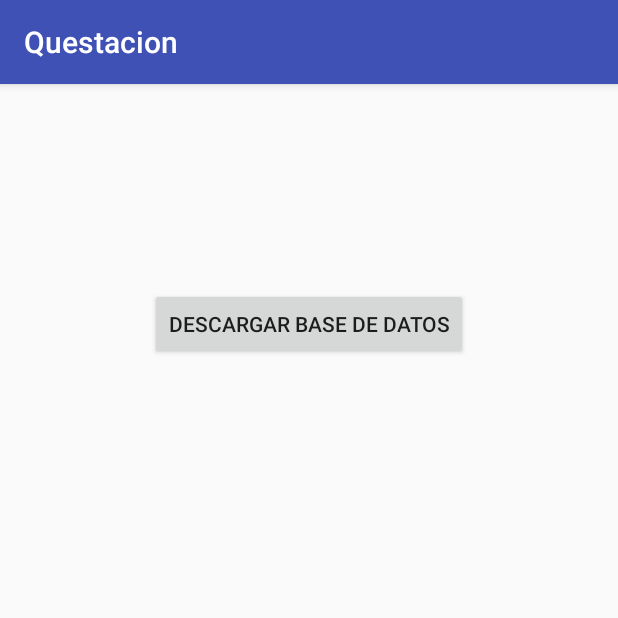
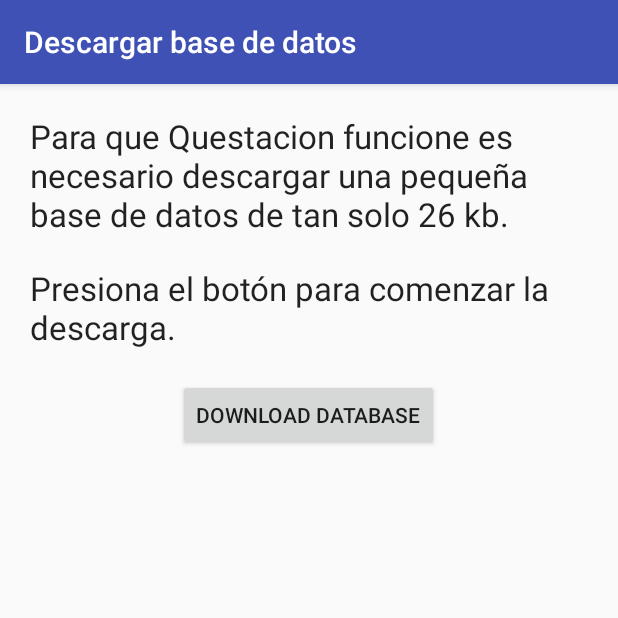
Before and after one commit to fferegrino/questacion, an Android app: the screen it shows after launch (MainActivity before the commit, DownloadDatabaseActivity after it), on a phone screen of 412 x 824 dp, the top half of it. Run offline under Robolectric (Android 15) with nearby library versions, the phone set to English and light mode, and no system bars.

Commit message:
Download database file.

```diff
--- a/code/app/src/main/AndroidManifest.xml
+++ b/code/app/src/main/AndroidManifest.xml
@@ -20,6 +20,7 @@
                 <category android:name="android.intent.category.LAUNCHER" />
             </intent-filter>
         </activity>
+        <activity android:name=".DownloadDatabaseActivity" android:label="Descargar base de datos"></activity>
     </application>
 
 </manifest>
--- /dev/null
+++ b/code/app/src/main/java/silo/thatcsharpguy/com/questacion/DownloadDatabaseActivity.java
@@ -0,0 +1,38 @@
+package silo.thatcsharpguy.com.questacion;
+
+import android.*;
+import android.os.Bundle;
+import android.os.PersistableBundle;
+import android.support.v7.app.AppCompatActivity;
+import android.view.View;
+import android.widget.Button;
+import android.widget.ProgressBar;
+
+import silo.thatcsharpguy.com.questacion.services.DownloadTask;
+
+/**
+ * Created by anton on 8/25/2016.
+ */
+public class DownloadDatabaseActivity extends AppCompatActivity {
+
+    @Override
+    public void onCreate(Bundle savedInstanceState) {
+        super.onCreate(savedInstanceState);
+        setContentView(R.layout.download_database);
+
+        Button startDatabaseDownloadButton = (Button) findViewById(R.id.startDatabaseDownloadButton);
+        final ProgressBar databaseDownloadProgress = (ProgressBar)findViewById(R.id.databaseDownloadProgress);
+
+        startDatabaseDownloadButton.setOnClickListener(new View.OnClickListener() {
+            @Override
+            public void onClick(View v) {
+                final DownloadTask downloadTask = new DownloadTask(DownloadDatabaseActivity.this);
+
+                downloadTask.setProgressBar(databaseDownloadProgress);
+
+                downloadTask.execute();
+            }
+        });
+
+    }
+}
--- a/code/app/src/main/java/silo/thatcsharpguy/com/questacion/MainActivity.java
+++ b/code/app/src/main/java/silo/thatcsharpguy/com/questacion/MainActivity.java
@@ -1,184 +1,159 @@
 package silo.thatcsharpguy.com.questacion;
 
-import android.*;
-import android.Manifest;
-import android.content.ComponentName;
-import android.content.Context;
+import android.content.DialogInterface;
 import android.content.Intent;
-import android.content.ServiceConnection;
 import android.content.pm.PackageManager;
-import android.os.AsyncTask;
-import android.os.Handler;
-import android.os.IBinder;
-import android.os.Message;
-import android.os.Messenger;
+import android.net.Uri;
+import android.provider.Settings;
 import android.support.v4.app.ActivityCompat;
 import android.support.v4.content.ContextCompat;
+import android.support.v7.app.AlertDialog;
 import android.support.v7.app.AppCompatActivity;
 import android.os.Bundle;
 import android.util.Log;
-import android.view.View;
 import android.widget.Button;
-
-import java.io.DataInputStream;
-import java.io.DataOutputStream;
-import java.io.File;
-import java.io.FileNotFoundException;
-import java.io.FileOutputStream;
-import java.io.IOException;
-import java.net.URL;
-import java.net.URLConnection;
+import android.widget.ProgressBar;
 
 import silo.thatcsharpguy.com.questacion.services.DownloadTask;
+import silo.thatcsharpguy.com.questacion.services.Commons;
 import silo.thatcsharpguy.com.questacion.services.LocationService;
 
 public class MainActivity extends AppCompatActivity {
 
-    private static final int MY_PERMISSIONS_REQUEST_LOCATION = 245;
-    private static final int MY_PERMISSIONS_STORAGE = 12354;
+    private static final String TAG = "MainActivity";
+
+    private static final String WriteStorage = android.Manifest.permission.WRITE_EXTERNAL_STORAGE;
+    private static final String ReadStorage = android.Manifest.permission.READ_EXTERNAL_STORAGE;
+
+    private static final int MY_PERMISSIONS_REQUEST_LOCATION = 2;
+    private static final int STORAGE_REQUEST = 3;
+    private static final int DATABASE_DOWNLOADED = 45;
 
     LocationService mService;
     boolean mBound = false;
+
+    ProgressBar _databaseProgress;
+
 
     @Override
     protected void onCreate(Bundle savedInstanceState) {
         super.onCreate(savedInstanceState);
         setContentView(R.layout.activity_main);
 
-        Button start =(Button ) findViewById(R.id.startTrip);
-
-
-        start.setOnClickListener(new View.OnClickListener() {
-            @Override
-            public void onClick(View v) {
-
-
-                if(
-                        (ContextCompat.checkSelfPermission(MainActivity.this,
-                                Manifest.permission.WRITE_EXTERNAL_STORAGE)
-                                != PackageManager.PERMISSION_GRANTED)&&
-                                (ContextCompat.checkSelfPermission(MainActivity.this,
-                                        Manifest.permission.READ_EXTERNAL_STORAGE)
-                                        != PackageManager.PERMISSION_GRANTED))
-                {
-                    Log.w("MainActivity", "Sin permisos");
-
-                    ActivityCompat.requestPermissions(MainActivity.this,
-                            new String[]{
-                                    Manifest.permission.READ_EXTERNAL_STORAGE,
-                                    Manifest.permission.WRITE_EXTERNAL_STORAGE
-                            },
-                            MY_PERMISSIONS_STORAGE);
-                }else
-                {
-                   startDownloadingDatabase();
-
-
-                }
-            }
-        });
     }
-
-    void startDownloadingDatabase(){
-        final DownloadTask downloadTask = new DownloadTask(MainActivity.this);
-         downloadTask.execute("https://github.com/fferegrino/questacion/blob/master/sqlite/mb.sqlite?raw=true");
-    }
-
-    /** Defines callbacks for service binding, passed to bindService() */
-    private ServiceConnection mConnection = new ServiceConnection() {
-
-        @Override
-        public void onServiceConnected(ComponentName className,
-                                       IBinder service) {
-            // We've bound to LocalService, cast the IBinder and get LocalService instance
-            LocationService.LocalBinder binder = (LocationService.LocalBinder) service;
-            mService = binder.getService();
-            mBound = true;
-        }
-
-        @Override
-        public void onServiceDisconnected(ComponentName arg0) {
-            mBound = false;
-        }
-    };
 
     @Override
     protected void onStart() {
+        checkDatabase();
+        super.onStart();
+    }
 
+    private void checkDatabase(){
+        // Check for permissions
+        int canReadStorage = ContextCompat.checkSelfPermission(this,ReadStorage);
+        int canWriteStorage = ContextCompat.checkSelfPermission(this,WriteStorage);
 
-        // Here, thisActivity is the current activity
-        if ((ContextCompat.checkSelfPermission(this,
-                android.Manifest.permission.ACCESS_FINE_LOCATION)
-                != PackageManager.PERMISSION_GRANTED) &&
-                (ContextCompat.checkSelfPermission(this,
-                        android.Manifest.permission.ACCESS_COARSE_LOCATION)
-                        != PackageManager.PERMISSION_GRANTED) ) {
-
-            // Should we show an explanation?
-            boolean t = ActivityCompat.shouldShowRequestPermissionRationale(this,android.Manifest.permission.ACCESS_FINE_LOCATION);
-            if (t) {
-
-                // Show an expanation to the user *asynchronously* -- don't block
-                // this thread waiting for the user's response! After the user
-                // sees the explanation, try again to request the permission.
-
-            } else {
-
-                // No explanation needed, we can request the permission.
-
-                ActivityCompat.requestPermissions(this,
-                        new String[]{
-                                android.Manifest.permission.ACCESS_FINE_LOCATION,
-                                Manifest.permission.ACCESS_COARSE_LOCATION,
-                                Manifest.permission.INTERNET,
-                                Manifest.permission.WRITE_EXTERNAL_STORAGE
-                        },
-                        MY_PERMISSIONS_REQUEST_LOCATION);
-
-                // MY_PERMISSIONS_REQUEST_READ_CONTACTS is an
-                // app-defined int constant. The callback method gets the
-                // result of the request.
+        if(canReadStorage == PackageManager.PERMISSION_GRANTED &&
+                canWriteStorage == PackageManager.PERMISSION_GRANTED )
+        {
+            if(Commons.getMainDatabaseFile().exists())
+            {
+                Log.i(TAG,"Database at " + Commons.getMainDatabaseFile().getAbsolutePath() );
+            }
+            else
+            {
+                Log.w(TAG,"No database yet");
+                Intent intent = new Intent(this, DownloadDatabaseActivity.class);
+                startActivity(intent);
             }
         }
-
-/*
         else
         {
-            Log.i("LOCATION SERVICE", "Has permissions");
-            launchService();
+            requestStoragePermissions();
         }
-*/
-        super.onStart();
-        // Bind to LocalService
     }
 
-    void launchService(){
+    private void requestStoragePermissions(){
+        // Should we show an explanation?
+        boolean requiresRational = ActivityCompat.shouldShowRequestPermissionRationale(this,ReadStorage) ||
+                ActivityCompat.shouldShowRequestPermissionRationale(this,WriteStorage);
 
-        Intent intent = new Intent(this, LocationService.class);
-        bindService(intent, mConnection, Context.BIND_AUTO_CREATE);
+        if (!requiresRational) {
+
+            AlertDialog.Builder dialogBuilder = new AlertDialog.Builder(MainActivity.this);
+
+            dialogBuilder.setTitle("Necesitamos tu permiso");
+            dialogBuilder.setMessage("Questacion necesita tu permiso para descargar y guardar una pequeña base de datos con las líneas del metrobus");
+
+            dialogBuilder.setPositiveButton(R.string.ok_open_settings, new DialogInterface.OnClickListener() {
+                public void onClick(DialogInterface dialog, int id) {
+                    startInstalledAppDetailsActivity();
+                }
+            });
+            dialogBuilder.setNegativeButton(R.string.cancel, new DialogInterface.OnClickListener() {
+                public void onClick(DialogInterface dialog, int id) {
+                    Log.e(TAG,"DUDE WHAT");
+                }
+            });
+
+            AlertDialog dialog = dialogBuilder.create();
+
+            dialog.show();
+        } else {
+            ActivityCompat.requestPermissions(this,
+                    new String[]{
+                            ReadStorage,
+                            WriteStorage
+                    },
+                    STORAGE_REQUEST);
+        }
     }
 
+    public void startInstalledAppDetailsActivity() {
+
+        final Intent i = new Intent();
+        i.setAction(Settings.ACTION_APPLICATION_DETAILS_SETTINGS);
+        i.addCategory(Intent.CATEGORY_DEFAULT);
+        i.setData(Uri.parse("package:" + getPackageName()));
+        i.addFlags(Intent.FLAG_ACTIVITY_NEW_TASK);
+        i.addFlags(Intent.FLAG_ACTIVITY_NO_HISTORY);
+        i.addFlags(Intent.FLAG_ACTIVITY_EXCLUDE_FROM_RECENTS);
+        startActivity(i);
+    }
 
     @Override
     public void onRequestPermissionsResult(int requestCode,
                                            String permissions[], int[] grantResults) {
         switch (requestCode) {
-            case MY_PERMISSIONS_STORAGE: {
+            case STORAGE_REQUEST: {
                 // If request is cancelled, the result arrays are empty.
-                if (grantResults.length > 0 && grantResults[0] == PackageManager.PERMISSION_GRANTED) {
-                    startDownloadingDatabase();
+                if (grantResults.length > 0 &&
+                        grantResults[0] == PackageManager.PERMISSION_GRANTED) {
+                    checkDatabase();
+                }
+                else{
+
+                    AlertDialog.Builder dialogBuilder = new AlertDialog.Builder(MainActivity.this);
+
+                    dialogBuilder.setTitle("Necesitamos tu permiso");
+                    dialogBuilder.setMessage("Questacion necesita tu permiso para descargar y guardar una pequeña base de datos con las líneas del metrobus");
+
+                    dialogBuilder.setPositiveButton(R.string.ok_retry, new DialogInterface.OnClickListener() {
+                        public void onClick(DialogInterface dialog, int id) {
+                            requestStoragePermissions();
+                        }
+                    });
+                    dialogBuilder.setNegativeButton(R.string.cancel, new DialogInterface.OnClickListener() {
+                        public void onClick(DialogInterface dialog, int id) {
+                            Log.e(TAG,"DUDE WHAT");
+                        }
+                    });
+
+                    AlertDialog dialog = dialogBuilder.create();
+
+                    dialog.show();
                 }
             }
         }
     }
-
-    @Override
-    protected void onStop() {
-        super.onStop();
-        // Unbind from the service
-        if (mBound) {
-            unbindService(mConnection);
-            mBound = false;
-        }
-    }
 }
--- /dev/null
+++ b/code/app/src/main/java/silo/thatcsharpguy/com/questacion/services/Commons.java
@@ -0,0 +1,33 @@
+package silo.thatcsharpguy.com.questacion.services;
+
+import android.os.Environment;
+import android.widget.ProgressBar;
+
+import java.io.File;
+
+/**
+ * Created by anton on 8/26/2016.
+ */
+public final class Commons {
+
+    private static final String DatabaseName = "mb.sqlite";
+    private static final String QuestacionFolderName = "Questacion";
+    public static final String DatabaseUri ="https://github.com/fferegrino/questacion/blob/master/sqlite/mb.sqlite?raw=true";
+
+
+    private static File _questacionFolder;
+    public static File getQuestacionFolder(){
+        if(_questacionFolder == null)
+        {
+            _questacionFolder = new File(Environment.getExternalStorageDirectory(), QuestacionFolderName);
+        }
+        return _questacionFolder;
+    }
+
+    private  static File _mainDatabaseFile;
+    public  static File getMainDatabaseFile(){
+        if(_mainDatabaseFile == null)
+            _mainDatabaseFile = new File(getQuestacionFolder(),DatabaseName);
+        return _mainDatabaseFile;
+    }
+}
--- a/code/app/src/main/res/layout/activity_main.xml
+++ b/code/app/src/main/res/layout/activity_main.xml
@@ -11,10 +11,4 @@
         android:id="@+id/mainPanel"
         tools:context="silo.thatcsharpguy.com.questacion.MainActivity">
 
-    <Button
-        android:layout_width="wrap_content"
-        android:layout_height="wrap_content"
-        android:text="Descargar base de datos"
-        android:id="@+id/startTrip"
-        android:layout_gravity="center_horizontal" />
 </LinearLayout>
--- /dev/null
+++ b/code/app/src/main/res/layout/download_database.xml
@@ -0,0 +1,39 @@
+<?xml version="1.0" encoding="utf-8"?>
+<LinearLayout xmlns:android="http://schemas.android.com/apk/res/android"
+    android:orientation="vertical" android:layout_width="match_parent"
+    android:layout_height="match_parent"
+    android:padding="20dp">
+
+    <TextView
+        android:layout_width="wrap_content"
+        android:layout_height="wrap_content"
+        android:text="@string/database_explanation"
+        android:id="@+id/tvExplanation"
+        android:textAppearance="@android:style/TextAppearance.Material.Large"
+        android:paddingBottom="20dp" />
+
+    <TextView
+        android:layout_width="wrap_content"
+        android:layout_height="wrap_content"
+        android:text="@string/database_explanation_action"
+        android:id="@+id/tvExplanationAction"
+        android:textAppearance="@android:style/TextAppearance.Material.Large"
+        android:paddingBottom="20dp" />
+
+    <Button
+        android:layout_width="wrap_content"
+        android:layout_height="wrap_content"
+        android:text="@string/download_database"
+        android:id="@+id/startDatabaseDownloadButton"
+        android:layout_gravity="center_horizontal"
+        android:textAppearance="@style/TextAppearance.AppCompat.Widget.Button" />
+
+    <ProgressBar
+        style="?android:attr/progressBarStyleLarge"
+        android:layout_width="wrap_content"
+        android:visibility="gone"
+        android:layout_height="wrap_content"
+        android:id="@+id/databaseDownloadProgress"
+        android:layout_gravity="center_horizontal" />
+
+</LinearLayout>
--- a/code/app/src/main/res/values/strings.xml
+++ b/code/app/src/main/res/values/strings.xml
@@ -1,3 +1,9 @@
 <resources>
     <string name="app_name">Questacion</string>
+    <string name="ok_retry">Reintentar</string>
+    <string name="ok_open_settings">Ver configuración</string>
+    <string name="cancel">Cancelar</string>
+    <string name="database_explanation">Para que Questacion funcione es necesario descargar una pequeña base de datos de tan solo 26 kb.</string>
+    <string name="database_explanation_action">Presiona el botón para comenzar la descarga.</string>
+    <string name="download_database">Download database</string>
 </resources>
```
Also changed, not shown: code/app/src/main/java/silo/thatcsharpguy/com/questacion/services/DownloadTask.java (+16 -13 lines).
